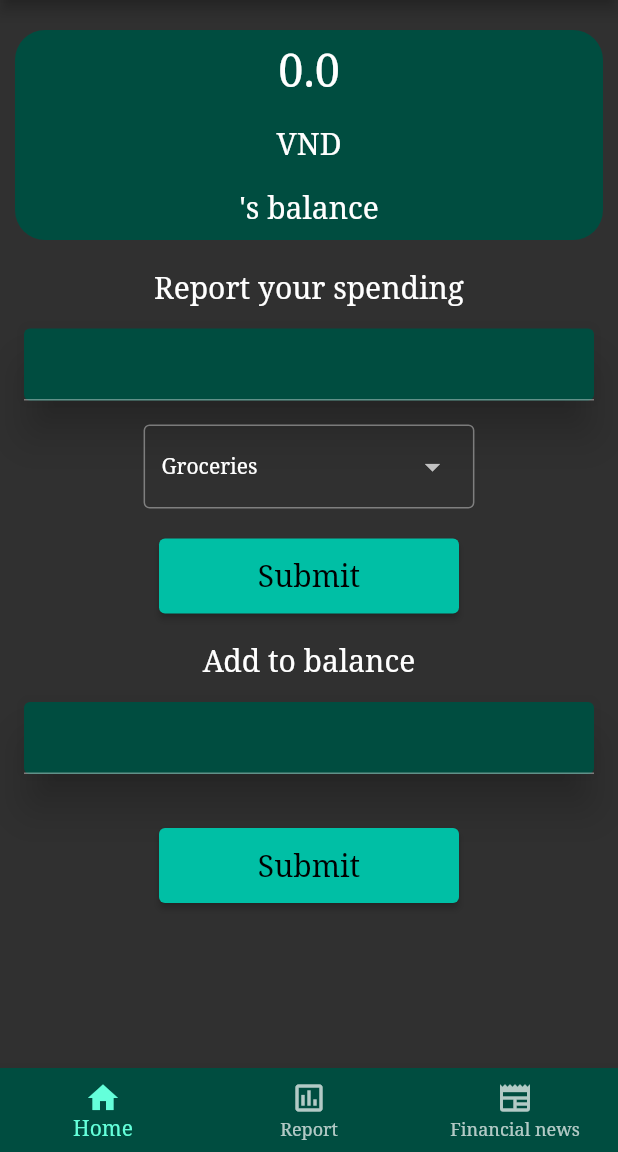
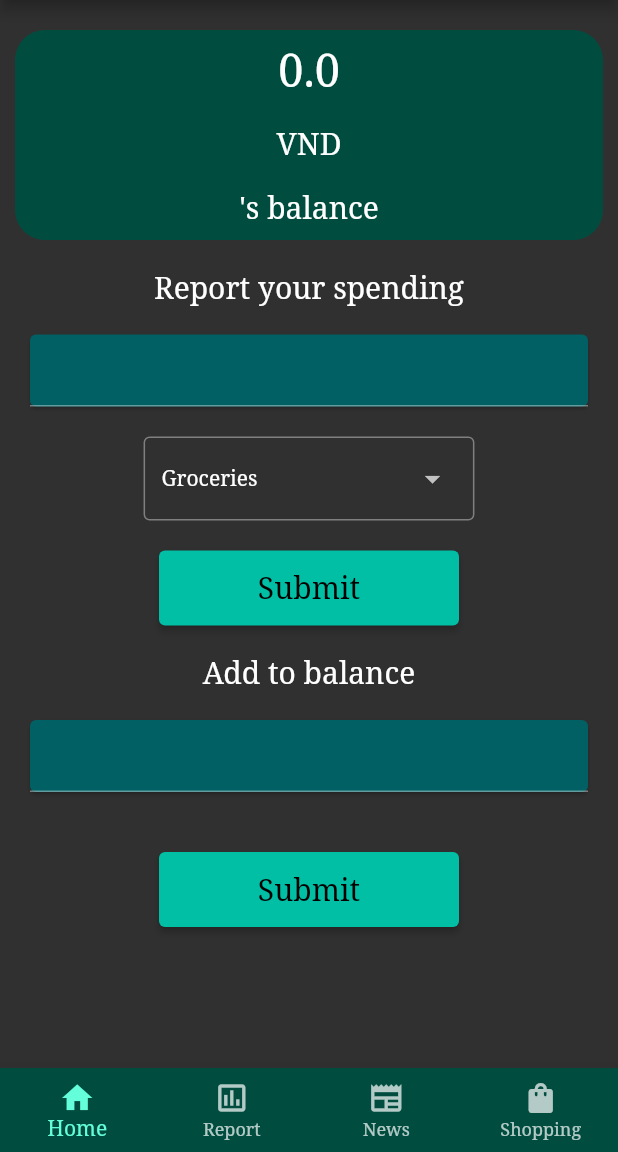
Before and after one commit to triet0612/wallet_app, a Flutter app: the screen it shows after launch, on a phone screen of 412 x 824 dp, the part 84-1236 px from its top. Run offline on Flutter 3.47's test engine with Material 2 defaults, Android fonts, the phone set to English and light mode, and no system bars; our stand-ins replace sqflite, syncfusion_flutter_charts; missing offline and left inert: xml2json; accounts and stored records are empty.

Commit message:
add book shopping page

```diff
--- a/lib/components/appbar.dart
+++ b/lib/components/appbar.dart
@@ -8,12 +8,14 @@ class BottomBar extends StatelessWidget {
   @override
   Widget build(BuildContext context) {
     return BottomNavigationBar(
+      type: BottomNavigationBarType.fixed,
       items: const [
         BottomNavigationBarItem(icon: Icon(Icons.home), label: "Home"),
         BottomNavigationBarItem(
             icon: Icon(Icons.insert_chart_outlined_outlined), label: "Report"),
+        BottomNavigationBarItem(icon: Icon(Icons.newspaper), label: "News"),
         BottomNavigationBarItem(
-            icon: Icon(Icons.newspaper), label: "Financial news"),
+            icon: Icon(Icons.shopping_bag), label: "Shopping"),
       ],
       currentIndex: index,
       onTap: (pressed) {
@@ -29,6 +31,10 @@ class BottomBar extends StatelessWidget {
             break;
           case 2:
             Navigator.of(context).popAndPushNamed('/news');
+            break;
+          case 3:
+            Navigator.of(context).popAndPushNamed('/shopping');
+            break;
         }
       },
     );
--- a/lib/main.dart
+++ b/lib/main.dart
@@ -1,4 +1,5 @@
 import 'package:flutter/material.dart';
+import 'package:wallet_app/screen/bookshopping.dart';
 import 'package:wallet_app/screen/home.dart';
 import 'package:wallet_app/screen/news.dart';
 import 'package:wallet_app/screen/report.dart';
@@ -21,14 +22,15 @@ class MainApp extends StatelessWidget {
         '/userpage': (context) => const UserInfo(),
         '/report': (context) => const Report(),
         '/news': (context) => const NewsReader(),
+        '/shopping': (context) => const BookShopping()
       },
       theme: ThemeData(
         brightness: Brightness.dark,
         primaryColor: Colors.purple[900],
         cardTheme: CardTheme(
-          margin: const EdgeInsets.all(16),
-          elevation: 12,
-          color: Colors.teal.shade900,
+          margin: const EdgeInsets.all(20),
+          elevation: 1,
+          color: Colors.cyan.shade900,
         ),
         appBarTheme: AppBarTheme(backgroundColor: Colors.purple.shade900),
         fontFamily: 'serif',
--- a/lib/screen/home.dart
+++ b/lib/screen/home.dart
@@ -48,9 +48,9 @@ class _HomeState extends State<Home> {
         ),
         body: ListView(
           children: [
-            Expanded(flex: 1, child: _BalanceCard(user: _user)),
-            Expanded(flex: 2, child: _AddHistory()),
-            Expanded(flex: 2, child: _ReportSalary()),
+            _BalanceCard(user: _user),
+            _AddHistory(),
+            _ReportSalary(),
           ],
         ),
         bottomNavigationBar: const BottomBar(index: 0),
--- a/lib/screen/news.dart
+++ b/lib/screen/news.dart
@@ -54,7 +54,7 @@ class _NewsReaderState extends State<NewsReader> {
         child: Scaffold(
           resizeToAvoidBottomInset: true,
           appBar: AppBar(
-            title: const Text("Economic News"),
+            title: const Text("Economic News from VNEXPRESS"),
           ),
           body: ListView(
             children: [
--- a/pubspec.yaml
+++ b/pubspec.yaml
@@ -10,6 +10,7 @@ dependencies:
   cached_network_image: ^3.2.3
   flutter:
     sdk: flutter
+  html: ^0.15.4
   http: ^1.1.0
   sqflite: ^2.3.0
   syncfusion_flutter_charts: ^22.2.10
```
Also changed, not shown: lib/model/model.dart (+20 -0 lines), lib/screen/bookshopping.dart (added, +120 -0 lines), lib/screen/report.dart (+12 -22 lines), lib/screen/userinfo.dart (+5 -4 lines), pubspec.lock.
